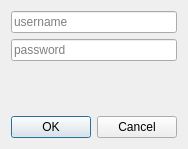
Before: the Qt Designer form logindialog.ui in MPogoda/bookstore_clerk, drawn with Qt 5.
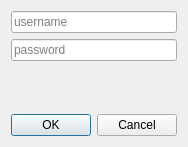
After: the same form once the commit is applied.

```diff
--- a/logindialog.ui
+++ b/logindialog.ui
@@ -9,8 +9,8 @@
    <rect>
     <x>0</x>
     <y>0</y>
-    <width>178</width>
-    <height>149</height>
+    <width>176</width>
+    <height>147</height>
    </rect>
   </property>
   <property name="sizePolicy">
```
Left out of the diff: 5 changed lines with no effect on the pictures.
